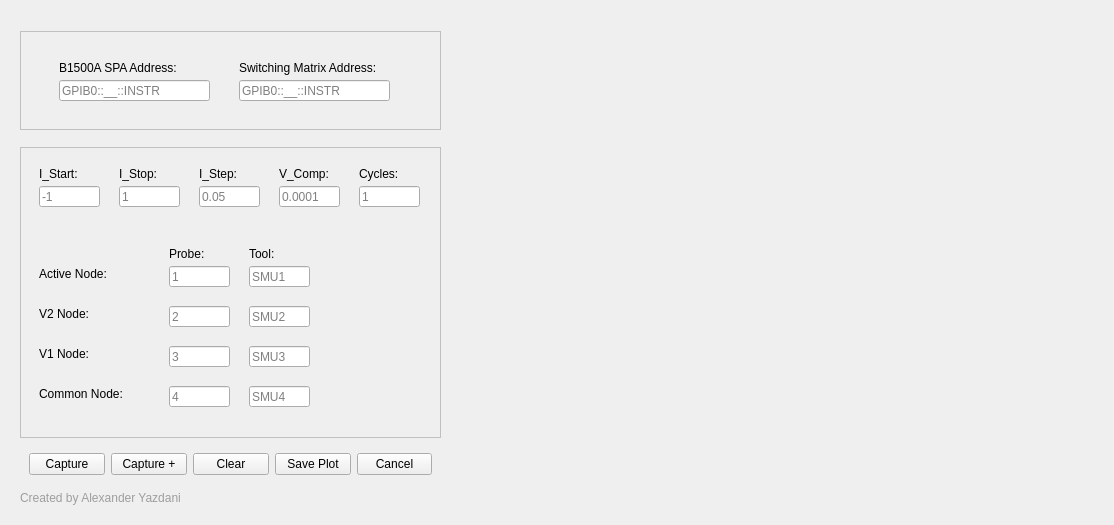
Above: DCIV_GUI_4Probe_backend.ui from Alexyazdani/GUI_Testing before the change. Below: the same form after it.
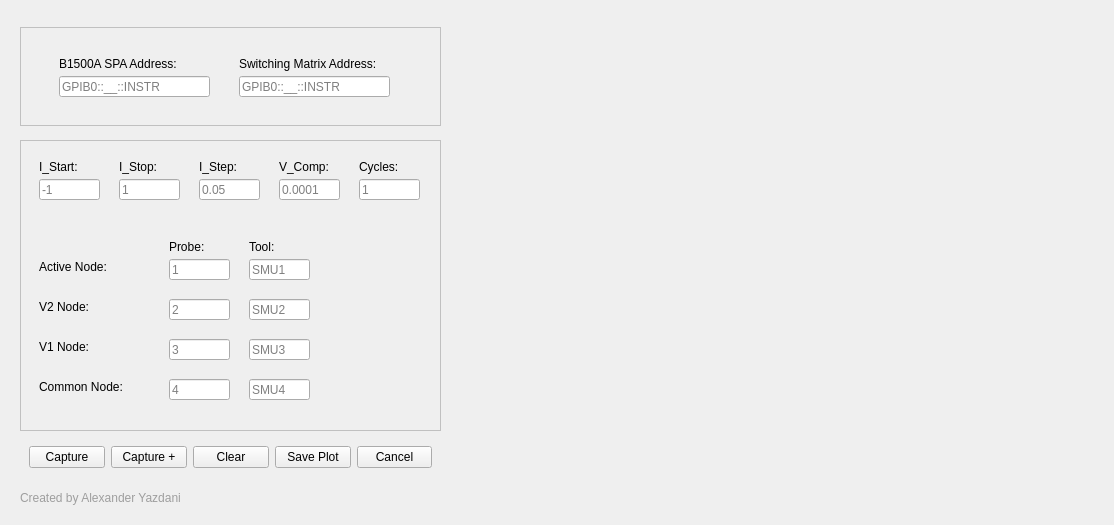
That is the form after the change.

```diff
--- a/DCIV_GUI_4Probe_backend.ui
+++ b/DCIV_GUI_4Probe_backend.ui
@@ -502,19 +502,6 @@
         </property>
        </spacer>
       </item>
-      <item>
-       <spacer name="verticalSpacer_3">
-        <property name="orientation">
-         <enum>Qt::Vertical</enum>
-        </property>
-        <property name="sizeHint" stdset="0">
-         <size>
-          <width>20</width>
-          <height>0</height>
-         </size>
-        </property>
-       </spacer>
-      </item>
       <item>
        <widget class="QWidget" name="widget_4" native="true">
         <property name="minimumSize">
@@ -568,6 +555,19 @@
         </layout>
        </widget>
       </item>
+      <item>
+       <spacer name="verticalSpacer_5">
+        <property name="orientation">
+         <enum>Qt::Vertical</enum>
+        </property>
+        <property name="sizeHint" stdset="0">
+         <size>
+          <width>20</width>
+          <height>40</height>
+         </size>
+        </property>
+       </spacer>
+      </item>
       <item>
        <widget class="QLabel" name="name_label">
         <property name="styleSheet">
```
